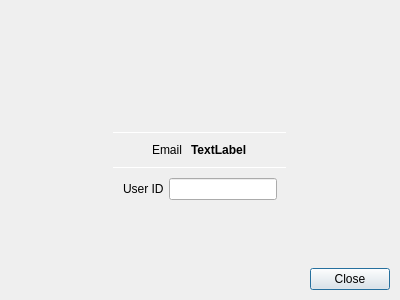
Qt form BlockSettleUILib/CelerAccountInfoDialog.ui (BlockSettle/terminal) before a commit.
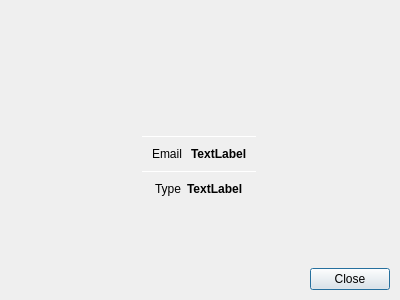
The same form after that commit. Icons and pictures are not drawn.

Commit message: User ID changed to user type in account information.

```diff
--- a/BlockSettleUILib/CelerAccountInfoDialog.ui
+++ b/BlockSettleUILib/CelerAccountInfoDialog.ui
@@ -221,25 +221,22 @@
             </size>
            </property>
            <property name="text">
-            <string>User ID</string>
+            <string>Type</string>
            </property>
           </widget>
          </item>
          <item>
-          <widget class="QLineEdit" name="labelUserID">
-           <property name="enabled">
-            <bool>true</bool>
+          <widget class="QLabel" name="labelUserType">
+           <property name="font">
+            <font>
+             <weight>75</weight>
+             <bold>true</bold>
+            </font>
            </property>
-           <property name="sizePolicy">
-            <sizepolicy hsizetype="Preferred" vsizetype="Fixed">
-             <horstretch>0</horstretch>
-             <verstretch>0</verstretch>
-            </sizepolicy>
+           <property name="text">
+            <string>TextLabel</string>
            </property>
-           <property name="readOnly">
-            <bool>true</bool>
-           </property>
-           <property name="textEditReadOnly" stdset="0">
+           <property name="whiteLabel" stdset="0">
             <bool>true</bool>
            </property>
           </widget>
```
The commit also changes 3 other files.
